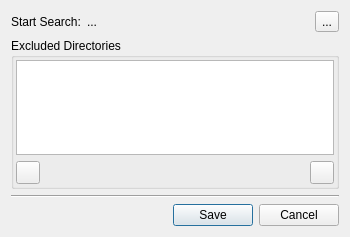
First picture: the form in lumina-search/ConfigUI.ui, repository lumina-desktop/lumina, before the edit.
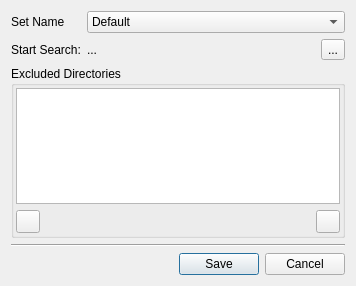
Second picture: the form after the edit.

Commit message: add the dropDown button for the setName on lumina-search

The edit to the form file:
```diff
--- a/lumina-search/ConfigUI.ui
+++ b/lumina-search/ConfigUI.ui
@@ -6,22 +6,22 @@
    <rect>
     <x>0</x>
     <y>0</y>
-    <width>350</width>
-    <height>237</height>
+    <width>356</width>
+    <height>286</height>
    </rect>
   </property>
   <property name="windowTitle">
    <string>Search Configuration</string>
   </property>
   <layout class="QFormLayout" name="formLayout">
-   <item row="0" column="0">
+   <item row="1" column="0">
     <widget class="QLabel" name="label">
      <property name="text">
       <string>Start Search:</string>
      </property>
     </widget>
    </item>
-   <item row="0" column="1">
+   <item row="1" column="1">
     <layout class="QHBoxLayout" name="horizontalLayout">
      <item>
       <widget class="QLabel" name="label_start">
@@ -42,7 +42,7 @@
      </item>
     </layout>
    </item>
-   <item row="1" column="0" colspan="2">
+   <item row="2" column="0" colspan="2">
     <widget class="QGroupBox" name="groupBox">
      <property name="title">
       <string>Excluded Directories</string>
@@ -104,20 +104,36 @@
      </layout>
     </widget>
    </item>
-   <item row="2" column="0" colspan="2">
+   <item row="3" column="0" colspan="2">
     <widget class="Line" name="line">
      <property name="orientation">
       <enum>Qt::Horizontal</enum>
      </property>
     </widget>
    </item>
-   <item row="3" column="0" colspan="2">
+   <item row="4" column="0" colspan="2">
     <widget class="QDialogButtonBox" name="buttonBox">
      <property name="standardButtons">
       <set>QDialogButtonBox::Cancel|QDialogButtonBox::Save</set>
      </property>
     </widget>
    </item>
+   <item row="0" column="0">
+    <widget class="QLabel" name="lblSetName">
+     <property name="text">
+      <string>Set Name</string>
+     </property>
+    </widget>
+   </item>
+   <item row="0" column="1">
+    <widget class="QComboBox" name="cbSetNames">
+     <item>
+      <property name="text">
+       <string>Default</string>
+      </property>
+     </item>
+    </widget>
+   </item>
   </layout>
  </widget>
  <resources/>
```
Left out of the diff: 11 changed lines with no effect on the pictures.
